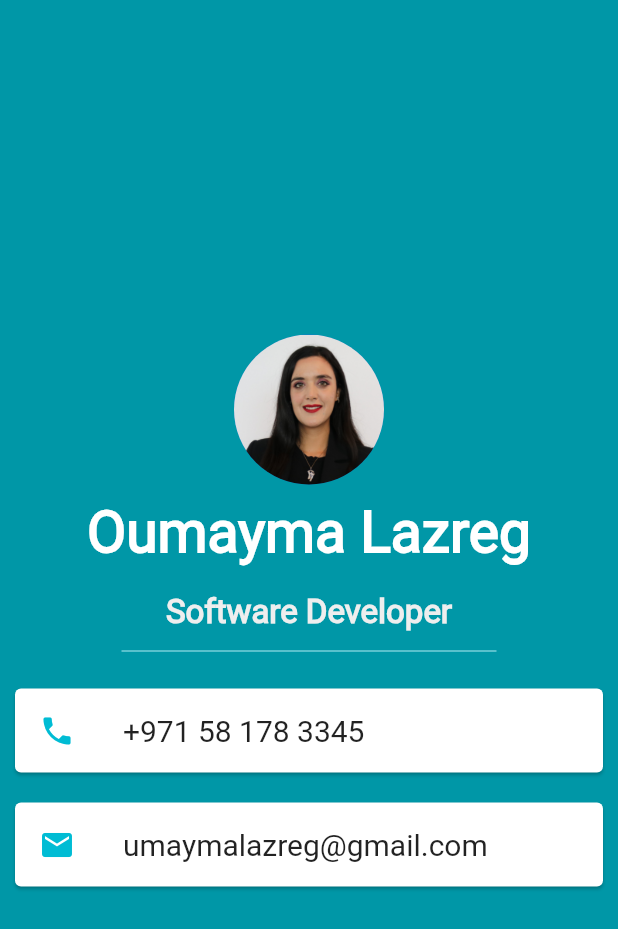
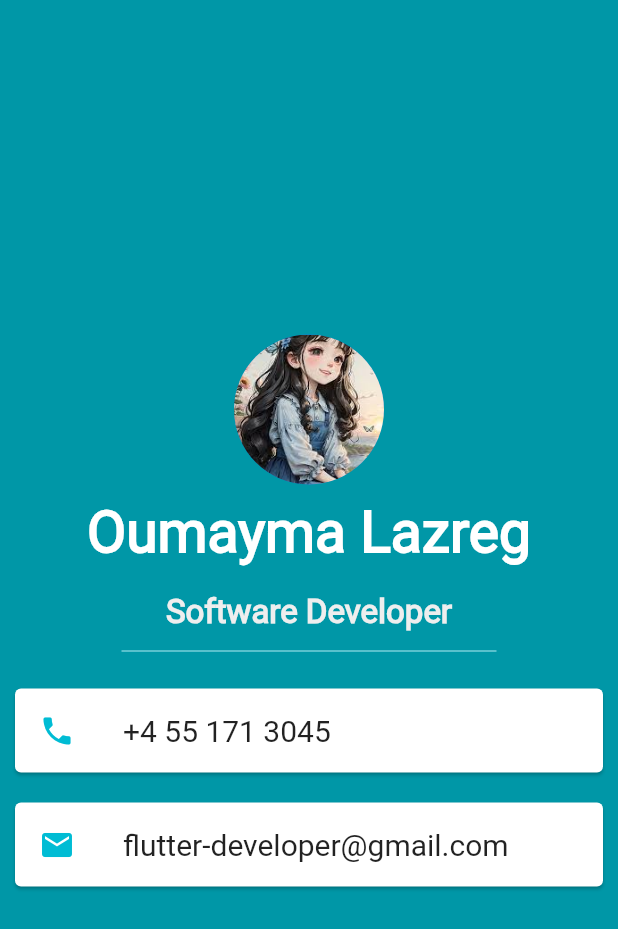
Before and after one commit to maymalaz/betakati_app, a Flutter app: the screen it shows after launch, on a phone screen of 412 x 824 dp. Shown: the top 929 px of the screen. Run offline on Flutter 3.47's test engine with Material 2 defaults, Android fonts, the phone set to English and light mode, and no system bars.

Commit message:
update app

```diff
--- a/lib/main.dart
+++ b/lib/main.dart
@@ -18,7 +18,7 @@ class MyApp extends StatelessWidget {
             children: [
               CircleAvatar(
                 radius: 50.0,
-                backgroundImage: AssetImage('images/oumayma.jpg'),
+                backgroundImage: AssetImage('images/girl.jpeg'),
               ),
               Text(
                 'Oumayma Lazreg',
@@ -56,7 +56,7 @@ class MyApp extends StatelessWidget {
                     color: Colors.cyan,
                   ),
                   title: Text(
-                    '+971 58 178 3345',
+                    '+4 55 171 3045',
                     style: TextStyle(color: Colors.black87, fontSize: 20.0),
                   ),
                 ),
@@ -70,7 +70,7 @@ class MyApp extends StatelessWidget {
                     color: Colors.cyan,
                   ),
                   title: Text(
-                    'umaymalazreg@gmail.com',
+                    'flutter-developer@gmail.com',
                     style: TextStyle(color: Colors.black87, fontSize: 20.0),
                   ),
                 ),
--- a/pubspec.yaml
+++ b/pubspec.yaml
@@ -50,7 +50,7 @@ flutter:
 
   # To add assets to your application, add an assets section, like this:
   assets:
-    - images/oumayma.jpg
+    - images/girl.jpeg
 
   fonts:
      - family: Roboto
```
Also changed, not shown: images/girl.jpeg (added), images/oumayma.jpg (deleted).
